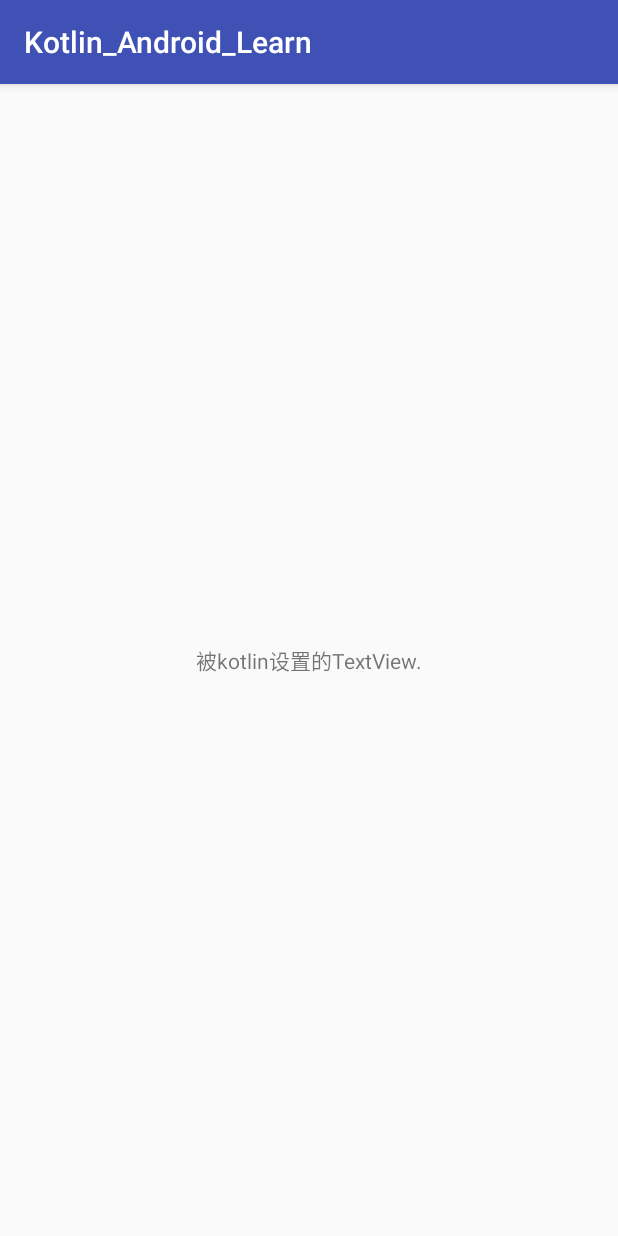
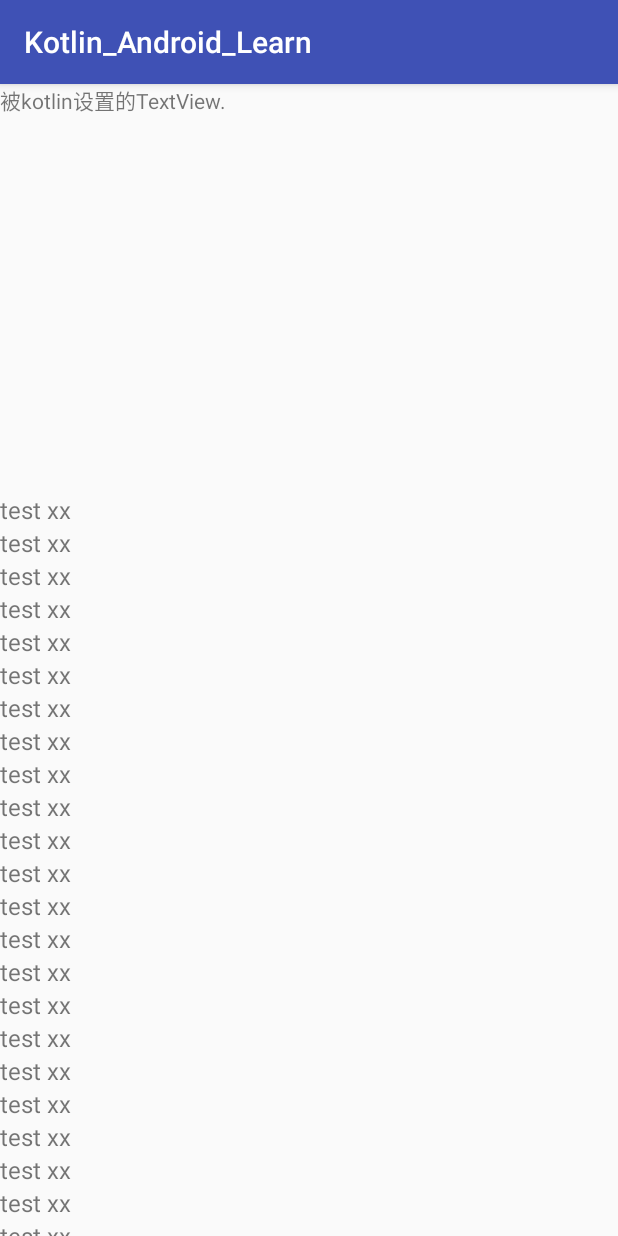
Before and after one commit to BruceWind/Kotlin_Android_Learn, an Android app: the screen it shows after launch (MainActivity), on a phone screen of 412 x 824 dp. Run offline under Robolectric (Android 15) with nearby library versions, the phone set to English and light mode, and no system bars; 2 statements that could not run were skipped.

Commit message:
kotlin use recycler adapter.

```diff
--- a/app/build.gradle
+++ b/app/build.gradle
@@ -37,10 +37,15 @@ dependencies {
     androidTestCompile('com.android.support.test.espresso:espresso-core:2.2.2', {
         exclude group: 'com.android.support', module: 'support-annotations'
     })
-    compile 'com.android.support:appcompat-v7:25.3.1'
+
+    compile "com.android.support:appcompat-v7:$support_version"
+    compile "com.android.support:recyclerview-v7:$support_version"
+
     compile 'com.android.support.constraint:constraint-layout:1.0.2'
     testCompile 'junit:junit:4.12'
     compile "org.jetbrains.kotlin:kotlin-stdlib-jre7:$kotlin_version"
+
+
 
 
 }
--- a/app/src/main/java/com/androidyuan/kotlin_android_learn/MainActivity.kt
+++ b/app/src/main/java/com/androidyuan/kotlin_android_learn/MainActivity.kt
@@ -2,8 +2,12 @@ package com.androidyuan.kotlin_android_learn
 
 import android.support.v7.app.AppCompatActivity
 import android.os.Bundle
+import android.support.v7.widget.LinearLayoutManager
+import android.support.v7.widget.RecyclerView
 import android.view.View
+import android.widget.Toast
 import com.androidyuan.aesjni.AESEncrypt
+import com.androidyuan.kotlin_android_learn.adapter.MainAdapter
 
 import com.androidyuan.kotlin_android_learn.core.CoreLogger
 import com.androidyuan.kotlin_android_learn.model.User
@@ -27,13 +31,18 @@ class MainActivity : AppCompatActivity() ,View.OnClickListener {
         message.setOnClickListener(this)
         AESEncrypt.checkSignature(this)
 
+
+        forecast_list.layoutManager = LinearLayoutManager(this) as RecyclerView.LayoutManager?
+
+        forecast_list.adapter = MainAdapter(this)
+
     }
 
 
     override fun onClick(v: View?) {
 
         if(v!=null) {
-            d("加密结果: "+AESEncrypt.encode(this,"asd"))
+            toast("加密结果: "+AESEncrypt.encode(this,"asd"))
         }
     }
 
@@ -42,4 +51,8 @@ class MainActivity : AppCompatActivity() ,View.OnClickListener {
         CoreLogger.getLogger("MainActivityXXXX").d(name)
     }
 
+    fun toast(title :String = "UNKNOW",length:Int = Toast.LENGTH_SHORT){
+        Toast.makeText(this,title,length).show()
+    }
+
 }
--- /dev/null
+++ b/app/src/main/java/com/androidyuan/kotlin_android_learn/adapter/MainAdapter.kt
@@ -0,0 +1,41 @@
+package com.androidyuan.kotlin_android_learn.adapter
+
+import android.content.Context
+import android.support.v7.widget.RecyclerView
+import android.view.LayoutInflater
+import android.view.View
+import android.view.ViewGroup
+import android.widget.TextView
+import com.androidyuan.kotlin_android_learn.R
+import org.w3c.dom.Text
+
+/**
+ * Created by wei on 17-5-19.
+ * =============kotlin adapter=====================
+ */
+class MainAdapter(con:Context) : RecyclerView.Adapter<MainAdapter.MainVH>() {
+
+    val context: Context= con
+
+
+    override fun getItemCount(): Int {
+        return 120
+    }
+
+    override fun onCreateViewHolder(parent: ViewGroup?, viewType: Int): MainVH {
+        val view : View= LayoutInflater.from(context).inflate(R.layout.item_mainlist,null)
+        val vh : MainVH= MainVH(view)
+        return vh
+    }
+
+    override fun onBindViewHolder(holder: MainVH?, position: Int) {
+
+        val txt = holder!!.title
+        txt.text = "test xx"
+    }
+
+
+    class MainVH(itemView: View?) : RecyclerView.ViewHolder(itemView) {
+        val title : TextView = itemView!!.findViewById(R.id.title) as TextView
+    }
+}
--- a/app/src/main/java/com/androidyuan/kotlin_android_learn/core/CoreLogger.kt
+++ b/app/src/main/java/com/androidyuan/kotlin_android_learn/core/CoreLogger.kt
@@ -92,7 +92,7 @@ class CoreLogger {
          * 因为主项目的 BuildConfig类名肯定是可以动态获取的
          */
         fun initDebugConfig(context: Context) {
-            var cls: Class<*>? = null
+            var cls: Class<*>? = this.javaClass
             try {
                 //动态获取BuildConfig
                 CoreLogger()
--- a/app/src/main/java/com/androidyuan/kotlin_android_learn/model/User.kt
+++ b/app/src/main/java/com/androidyuan/kotlin_android_learn/model/User.kt
@@ -15,6 +15,7 @@ class User(name:String,age:Int) {
 //    fun isOld():Boolean{
 //        return age>10
 //    }
+
 
 }
 
--- a/app/src/main/res/layout/activity_main.xml
+++ b/app/src/main/res/layout/activity_main.xml
@@ -15,6 +15,21 @@
         app:layout_constraintBottom_toBottomOf="parent"
         app:layout_constraintLeft_toLeftOf="parent"
         app:layout_constraintRight_toRightOf="parent"
-        app:layout_constraintTop_toTopOf="parent"/>
+        app:layout_constraintTop_toTopOf="parent"
+        app:layout_constraintHorizontal_bias="0.0"
+        app:layout_constraintVertical_bias="0.0"/>
+
+
+    <android.support.v7.widget.RecyclerView
+        android:id="@+id/forecast_list"
+        android:layout_width="match_parent"
+        android:layout_height="495dp"
+        tools:layout_editor_absoluteY="16dp"
+        android:layout_marginRight="0dp"
+        app:layout_constraintBottom_toBottomOf="parent"
+        app:layout_constraintRight_toRightOf="parent"
+        android:layout_marginLeft="0dp"
+        app:layout_constraintLeft_toLeftOf="parent"
+        app:layout_constraintHorizontal_bias="0.0"/>
 
 </android.support.constraint.ConstraintLayout>
--- /dev/null
+++ b/app/src/main/res/layout/item_mainlist.xml
@@ -0,0 +1,13 @@
+<?xml version="1.0" encoding="utf-8"?>
+<LinearLayout xmlns:android="http://schemas.android.com/apk/res/android"
+              android:orientation="vertical"
+              android:layout_width="match_parent"
+              android:layout_height="match_parent">
+
+    <TextView
+        android:id="@+id/title"
+        android:textSize="16sp"
+        android:layout_width="wrap_content"
+        android:layout_height="match_parent"/>
+
+</LinearLayout>
--- a/build.gradle
+++ b/build.gradle
@@ -3,6 +3,7 @@
 buildscript {
     ext.kotlin_version = '1.1.2-4'
     ext.anko_version = '0.8.2'
+    ext.support_version = '25.3.1'
     repositories {
         jcenter()
     }
```
